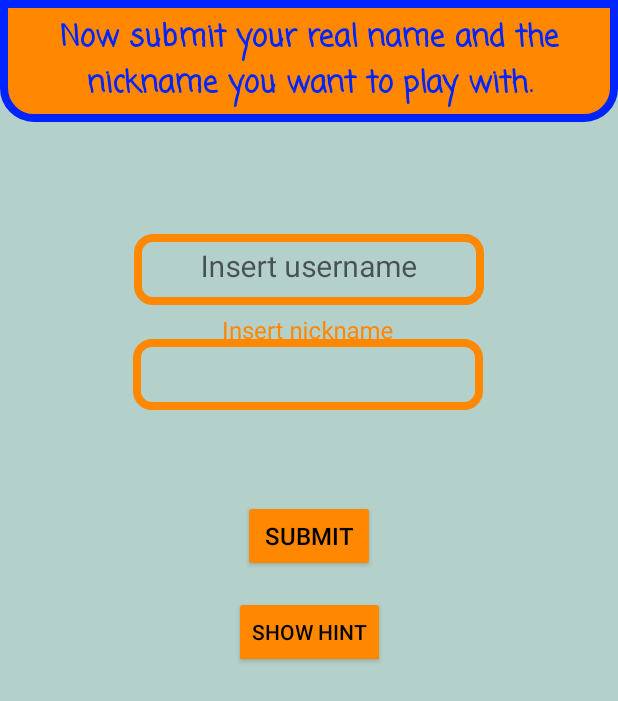
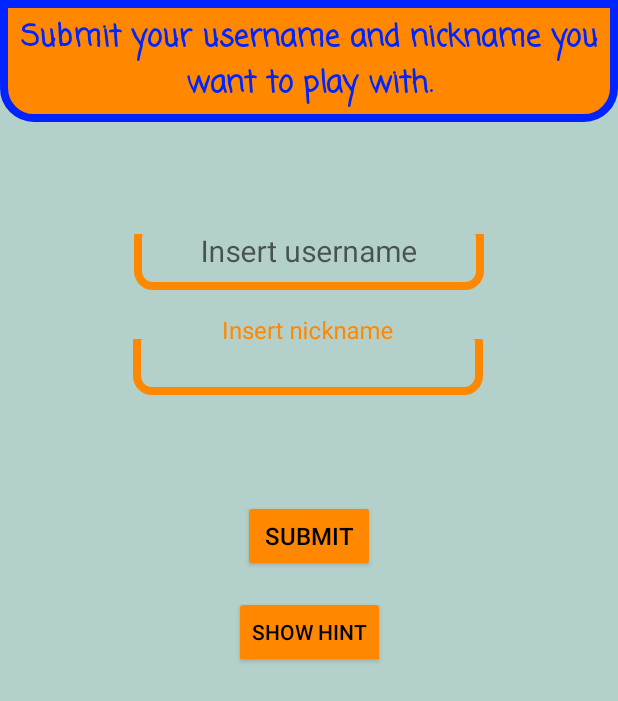
Before and after one commit to manolasn/AndroidProject, an Android app: the EnterNamesOfPlayers screen opened directly, with no data from a screen before it, on a phone screen of 412 x 824 dp. Shown: the top 701 px of the screen. Run offline under Robolectric (Android 15) with nearby library versions, the phone set to English and light mode, and no system bars.

Commit message:
Melt fixed,confetti fixed,added gif,some debugging on enternicknamesofplayers activity.

```diff
--- a/app/build.gradle
+++ b/app/build.gradle
@@ -3,6 +3,8 @@ apply plugin: 'com.android.application'
 android {
     compileSdkVersion 29
     buildToolsVersion "29.0.3"
+    ndkVersion "21.2.6472646"
+
 
     defaultConfig {
         applicationId "com.example.myapplication"
@@ -43,4 +45,5 @@ dependencies {
     androidTestImplementation 'androidx.test.espresso:espresso-core:3.2.0'
     implementation 'androidx.legacy:legacy-support-v4:1.0.0'
     implementation 'com.android.support:design:29.0.3'
+    implementation 'pl.droidsonroids.gif:android-gif-drawable:1.2.20'
 }
--- a/app/src/main/java/com/example/myapplication/EnterNamesOfPlayers.java
+++ b/app/src/main/java/com/example/myapplication/EnterNamesOfPlayers.java
@@ -34,8 +34,10 @@ import java.util.ArrayList;
 import java.util.Arrays;
 import java.util.HashMap;
 import java.util.List;
+import java.util.Objects;
 import java.util.Random;
 
+import pl.droidsonroids.gif.GifImageView;
 
 
 /**
@@ -43,7 +45,6 @@ import java.util.Random;
  * one by one their name and we put it in a HashMap as key the name and value nickname
  */
 public class EnterNamesOfPlayers extends AppCompatActivity {
-
     private HashMap<String,String> names_nicknames=new HashMap<>();
     private int number_of_players;
     private EditText nicknames;
@@ -56,10 +57,11 @@ public class EnterNamesOfPlayers extends AppCompatActivity {
     int click_count = 0 ;
     int mother_add_count = 0 ;
     private HomeWatcher mHomeWatcher;
+    private GifImageView gifanimation;
 
 
     @RequiresApi(api = Build.VERSION_CODES.N)
-    @SuppressLint("SetTextI18n")
+    @SuppressLint({"SetTextI18n", "ResourceAsColor"})
     @Override
     protected void onCreate(Bundle savedInstanceState) {
         super.onCreate(savedInstanceState);
@@ -70,10 +72,14 @@ public class EnterNamesOfPlayers extends AppCompatActivity {
         nicknames = findViewById(R.id.nickname);
         submit_names = findViewById(R.id.button5);
         hintnicknames = findViewById(R.id.text_hints);
+        floatinghint1 = findViewById(R.id.floating_hint);
+        floatinghint2 = findViewById(R.id.floating_hint_2);
+        gifanimation = findViewById(R.id.gif_animation);
 
-        floatinghint1 = findViewById(R.id.floating_hint);
-
-        floatinghint2 = findViewById(R.id.floating_hint_2);
+        if(gifanimation.getVisibility() == View.VISIBLE)
+        {
+            gifanimation.setVisibility(View.INVISIBLE);
+        }
 
 
         LeaderboardDatabase db=new LeaderboardDatabase(this);
@@ -230,6 +236,9 @@ public class EnterNamesOfPlayers extends AppCompatActivity {
             //Here we check if all players have clicked the submit button, thus they entered they credentials and we randomly choose the mother
             else if(click_count == number_of_players)
             {
+                InputMethodManager inputManager = (InputMethodManager) getSystemService(Context.INPUT_METHOD_SERVICE);
+                assert inputManager != null;
+                inputManager.hideSoftInputFromWindow(Objects.requireNonNull(getCurrentFocus()).getWindowToken(), InputMethodManager.HIDE_NOT_ALWAYS);
                 floatinghint1.setHint("");
                 floatinghint2.setHint("");
                 activity_title.setText("Now give the device to the \"mother\" and the game begins, have fun .");
@@ -253,8 +262,8 @@ public class EnterNamesOfPlayers extends AppCompatActivity {
                 nicknames.setText(motherName[0]+" !");
 
 
-                names.setFocusableInTouchMode(false);
-                nicknames.setFocusableInTouchMode(false);
+                names.setFocusable(false);
+                nicknames.setFocusable(false);
 
             }
             //Here as the mother is chosen the UI dynamically changes again by counting the clicks on the submit button and we ask for 2 more nicknames from the mother.
@@ -285,18 +294,23 @@ public class EnterNamesOfPlayers extends AppCompatActivity {
                         Toast.makeText(EnterNamesOfPlayers.this, "Nickname : " + nicknames.getText().toString() + " added successfully.", Toast.LENGTH_SHORT).show();
 
                     }
-
                     if (mother_add_count == 2)
                     {
+                        InputMethodManager inputManager = (InputMethodManager) getSystemService(Context.INPUT_METHOD_SERVICE);
+                        assert inputManager != null;
+                        inputManager.hideSoftInputFromWindow(Objects.requireNonNull(getCurrentFocus()).getWindowToken(), InputMethodManager.HIDE_NOT_ALWAYS);
                         mother_add_count++;
                         activity_title.setText("");
                         activity_title.setText("They game shall now start.");
                         nicknames.setVisibility(View.GONE);
                         submit_names.setText("OK !");
+                        if(gifanimation.getVisibility() == View.INVISIBLE)
+                        {
+                            gifanimation.setVisibility(View.VISIBLE);
+                        }
                         if(hintnicknames.getVisibility() == View.VISIBLE)
                         {
                             hintnicknames.setVisibility(View.INVISIBLE);
-                            hintnicknames.setText("");
                         }
                         if(hint.getVisibility() == View.VISIBLE)
                         {
--- a/app/src/main/java/com/example/myapplication/RandomizeNicknames.java
+++ b/app/src/main/java/com/example/myapplication/RandomizeNicknames.java
@@ -87,7 +87,7 @@ public class RandomizeNicknames extends AppCompatActivity {
 
 
 
-
+        activity_title.append("Read the nicknames aloud 3 times :");
         for (int i = 0; i< all_nicknames.size(); i++)
         {
             activity_title.append( "\n" +  (i+1) + " : " + all_nicknames.get(i));
@@ -110,7 +110,7 @@ public class RandomizeNicknames extends AppCompatActivity {
 
             activity_title.setText("");
 
-
+            activity_title.append("Read the nicknames aloud 3 times :");
 
             while (!all_nicknames.isEmpty())
             {
--- a/app/src/main/res/drawable/outline_custom.xml
+++ b/app/src/main/res/drawable/outline_custom.xml
@@ -1,7 +1,5 @@
 <?xml version="1.0" encoding="utf-8"?>
 <shape xmlns:android="http://schemas.android.com/apk/res/android">
-
-
     <stroke
         android:width="5dp"
         android:color="@color/colorAccent" />
@@ -14,5 +12,6 @@ android:left="10dp"
         android:top="10dp"
         android:right="10dp"
         android:bottom="10dp" />
-<corners android:radius="10dp"/>
+    <corners
+        android:radius="10dp"/>
     </shape>
--- a/app/src/main/res/layout/activity_display_everything.xml
+++ b/app/src/main/res/layout/activity_display_everything.xml
@@ -97,7 +97,7 @@
             app:layout_constraintTop_toBottomOf="@+id/button6"
             app:layout_constraintVertical_bias="0.0">
 
-            <EditText
+            <AutoCompleteTextView
                 android:id="@+id/add_points_name"
                 android:layout_width="wrap_content"
                 android:layout_height="wrap_content"
@@ -110,7 +110,8 @@
                 android:inputType="textPersonName"
                 android:textAlignment="center"
                 android:textColor="@color/colorAccent"
-                android:textSize="20sp" />
+                android:textSize="20sp"
+                android:translationY="-10dp" />
 
         </com.google.android.material.textfield.TextInputLayout>
 
--- a/app/src/main/res/layout/activity_enter_names_of_players.xml
+++ b/app/src/main/res/layout/activity_enter_names_of_players.xml
@@ -39,6 +39,19 @@
             app:layout_constraintTop_toTopOf="parent"
             app:layout_constraintVertical_bias="0.0" />
 
+
+        <pl.droidsonroids.gif.GifImageView
+            android:id="@+id/gif_animation"
+            android:layout_width="376dp"
+            android:layout_height="284dp"
+            android:layout_marginTop="8dp"
+            android:background="@color/colorPrimary"
+            android:src="@drawable/app_gif_faces"
+            app:layout_constraintBottom_toBottomOf="parent"
+            app:layout_constraintEnd_toEndOf="parent"
+            app:layout_constraintStart_toStartOf="parent"
+            app:layout_constraintTop_toBottomOf="@+id/button5" />
+
         <com.google.android.material.textfield.TextInputLayout
             android:id="@+id/floating_hint"
             android:layout_width="wrap_content"
@@ -55,7 +68,7 @@
 
             <AutoCompleteTextView
                 android:id="@+id/realname"
-                android:layout_width="match_parent"
+                android:layout_width="wrap_content"
                 android:layout_height="wrap_content"
                 android:layout_marginTop="60dp"
                 android:autofillHints=""
@@ -66,7 +79,8 @@
                 android:inputType="textPersonName"
                 android:textAlignment="center"
                 android:textColor="@color/colorAccent"
-                android:textSize="20sp" />
+                android:textSize="20sp"
+                android:translationY="-10dp" />
 
         </com.google.android.material.textfield.TextInputLayout>
 
@@ -87,8 +101,8 @@
 
             <EditText
                 android:id="@+id/nickname"
-                android:layout_width="match_parent"
-                android:layout_height="match_parent"
+                android:layout_width="wrap_content"
+                android:layout_height="wrap_content"
                 android:layout_marginTop="16dp"
                 android:autofillHints=""
                 android:background="@drawable/outline_custom"
@@ -98,7 +112,8 @@
                 android:inputType="textPersonName"
                 android:textAlignment="center"
                 android:textColor="@color/colorAccent"
-                android:textSize="20sp" />
+                android:textSize="20sp"
+                android:translationY="-10dp" />
         </com.google.android.material.textfield.TextInputLayout>
 
 
@@ -121,12 +136,11 @@
             android:id="@+id/text_hints"
             android:layout_width="wrap_content"
             android:layout_height="wrap_content"
-            android:layout_marginTop="16dp"
+            android:layout_marginTop="8dp"
             android:gravity="center_horizontal"
             android:textAlignment="center"
             android:textColor="@color/colorAccent"
             android:textSize="18sp"
-            app:layout_constraintBottom_toBottomOf="parent"
             app:layout_constraintEnd_toEndOf="parent"
             app:layout_constraintStart_toStartOf="parent"
             app:layout_constraintTop_toBottomOf="@+id/hint_button" />
--- a/app/src/main/res/layout/activity_main.xml
+++ b/app/src/main/res/layout/activity_main.xml
@@ -91,15 +91,15 @@
             android:layout_width="52dp"
             android:layout_height="46dp"
             android:layout_marginTop="80dp"
-            android:backgroundTint="#9E000000"
+            android:backgroundTint="#90000000"
             android:contentDescription="@string/todo"
+            android:src="@android:drawable/ic_lock_silent_mode"
             app:layout_constraintBottom_toBottomOf="parent"
             app:layout_constraintEnd_toEndOf="parent"
             app:layout_constraintHorizontal_bias="0.9"
             app:layout_constraintStart_toStartOf="parent"
             app:layout_constraintTop_toBottomOf="@+id/button_leaderboard"
-            app:layout_constraintVertical_bias="0.0"
-            style="@style/Widget.MaterialComponents.Button.TextButton"/>
+            app:layout_constraintVertical_bias="0.0" />
 
         <ImageButton
             android:id="@+id/button_play"
--- a/app/src/main/res/layout/activity_randomize_nicknames.xml
+++ b/app/src/main/res/layout/activity_randomize_nicknames.xml
@@ -36,7 +36,6 @@
             android:layout_height="wrap_content"
             android:layout_marginTop="16dp"
             android:fontFamily="casual"
-            android:text="@string/mother_nicknames"
             android:textAlignment="center"
             android:textAppearance="@style/TextAppearance.AppCompat.Medium"
             android:textColor="@color/design_default_color_on_secondary"
--- a/app/src/main/res/layout/activity_start_game.xml
+++ b/app/src/main/res/layout/activity_start_game.xml
@@ -65,7 +65,8 @@
                 android:inputType="number"
                 android:textAlignment="center"
                 android:textColor="@color/colorAccent"
-                android:textSize="20sp" />
+                android:textSize="20sp"
+                android:translationY="-10dp" />
         </com.google.android.material.textfield.TextInputLayout>
 
         <Button
--- a/app/src/main/res/layout/custon_layout_hint.xml
+++ b/app/src/main/res/layout/custon_layout_hint.xml
@@ -2,10 +2,9 @@
     android:id="@+id/textView11"
     android:layout_width="match_parent"
     android:layout_height="wrap_content"
-    android:background="@color/ic_launcher_background"
+    android:background="@color/colorPrimary"
     android:gravity="center_horizontal"
     android:padding="10dp"
     android:text="@string/textview"
     android:textColor="@color/colorAccent"
-    android:textSize="20sp"
-    />
+    android:textSize="20sp" />
--- a/app/src/main/res/values/strings.xml
+++ b/app/src/main/res/values/strings.xml
@@ -8,14 +8,13 @@
     <string name="how_to_play">How To Play</string>
     <string name="submit_how_many_players_are_going_to_join_the_game_below">Submit how many players are going to join the game below :</string>
     <string name="insert_number_here">Insert number</string>
-    <string name="submit">Submit</string>
-    <string name="now_submit_your_real_name_and_the_nickname_you_want_to_play_with">Now submit your real name and the nickname you want to play with.</string>
+    <string name="submit">SUBMIT</string>
+    <string name="now_submit_your_real_name_and_the_nickname_you_want_to_play_with">Submit your username and nickname you want to play with.</string>
     <string name="button">Button</string>
     <string name="insert_real_name_here">Insert username</string>
     <string name="insert_nickname_here">Insert nickname</string>
-    <string name="mothernicknames">Mother have to submit 2 more nicknames.</string>
+    <string name="mothernicknames">"Mother" have to submit 2 more nicknames.</string>
     <string name="the_game_has_started">The game has started.</string>
-    <string name="mother_nicknames">Read the nicknames aloud 3 times :</string>
     <string name="randomize">Randomize</string>
     <string name="done">Done</string>
     <string name="player_nicknames">Players with their Nicknames:</string>
--- a/build.gradle
+++ b/build.gradle
@@ -5,6 +5,7 @@ buildscript {
     repositories {
         google()
         jcenter()
+        mavenCentral()
 
     }
 
@@ -22,6 +23,7 @@ allprojects {
     repositories {
         google()
         jcenter()
+        mavenCentral()
 
 
     }
```
Also changed, not shown: app/src/main/java/com/example/myapplication/DisplayEverything.java (+20 -3 lines), app/src/main/java/com/example/myapplication/EndOfTheGame.java (+12 -5 lines), app/src/main/res/layout/activity_end_of_the_game.xml (+13 -17 lines), app/src/main/res/drawable/app_gif_faces.gif (added). Lines whose indentation alone changed are shown as unchanged.
